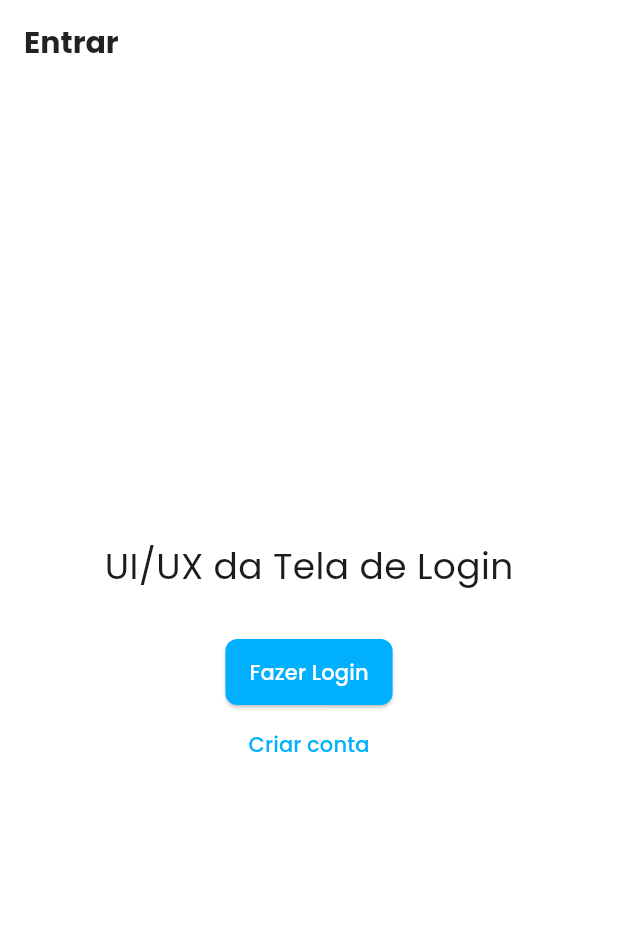
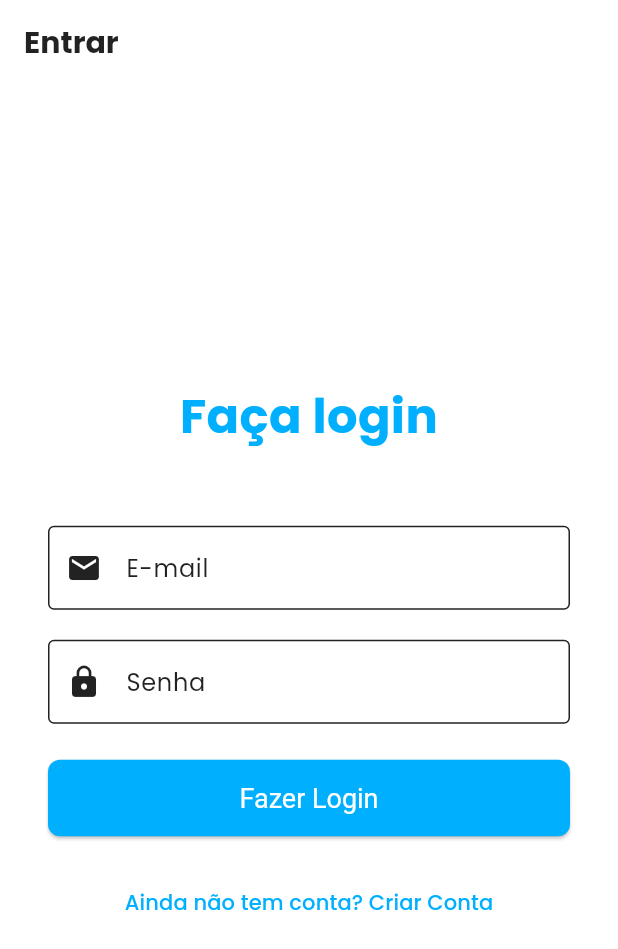
Before and after one commit to MartinHenschel/N2.FLUTTER, a Flutter app: the screen it shows after launch, on a phone screen of 412 x 824 dp. Shown: the top 949 px of the screen. Run offline on Flutter 3.47's test engine with Material 3 defaults, Android fonts, the phone set to English and light mode, and no system bars; our stand-ins replace fl_chart, go_router, google_fonts.

Commit message:
feat: tela de login

```diff
--- a/lib/views/auth/login_screen.dart
+++ b/lib/views/auth/login_screen.dart
@@ -7,32 +7,68 @@ class LoginScreen extends StatelessWidget {
   @override
   Widget build(BuildContext context) {
     return Scaffold(
-      appBar: AppBar(
-        title: const Text('Entrar'),
-        backgroundColor: Colors.transparent,
-        elevation: 0,
-      ),
+      appBar: AppBar(title: const Text('Entrar'), elevation: 0),
       body: Center(
+        child: SingleChildScrollView(
+          padding: const EdgeInsets.all(32.0),
           child: Column(
             mainAxisAlignment: MainAxisAlignment.center,
+            crossAxisAlignment: CrossAxisAlignment.stretch,
             children: [
-            const Text(
-              'UI/UX da Tela de Login',
-              style: TextStyle(fontSize: 24),
+              Text(
+                'Faça login',
+                style: TextStyle(
+                  fontSize: 32,
+                  fontWeight: FontWeight.bold,
+                  color: Theme.of(context).colorScheme.primary,
                 ),
-            const SizedBox(height: 30),
+                textAlign: TextAlign.center,
+              ),
+              const SizedBox(height: 50),
+
+              // Campo de Email
+              TextFormField(
+                decoration: const InputDecoration(
+                  labelText: 'E-mail',
+                  border: OutlineInputBorder(),
+                  prefixIcon: Icon(Icons.email),
+                ),
+                keyboardType: TextInputType.emailAddress,
+              ),
+              const SizedBox(height: 20),
+
+              // Campo de Senha
+              TextFormField(
+                decoration: const InputDecoration(
+                  labelText: 'Senha',
+                  border: OutlineInputBorder(),
+                  prefixIcon: Icon(Icons.lock),
+                ),
+                obscureText: true,
+              ),
+              const SizedBox(height: 24),
+
+              // Botão de Login (navegação para dashboard)
               ElevatedButton(
                 onPressed: () {
-                // Navega para a dashboard após login (Navegação N2)
                   context.go('/dashboard');
                 },
+                style: ElevatedButton.styleFrom(
+                  padding: const EdgeInsets.symmetric(vertical: 15),
+                  textStyle: const TextStyle(fontSize: 18),
+                ),
                 child: const Text('Fazer Login'),
               ),
+
+              const SizedBox(height: 20),
+
+              // Link para criar conta
               TextButton(
                 onPressed: () => context.go('/signup'),
-              child: const Text('Criar conta'),
+                child: const Text('Ainda não tem conta? Criar Conta'),
               ),
             ],
+          ),
         ),
       ),
     );
```
Lines whose indentation alone changed are shown as unchanged.
